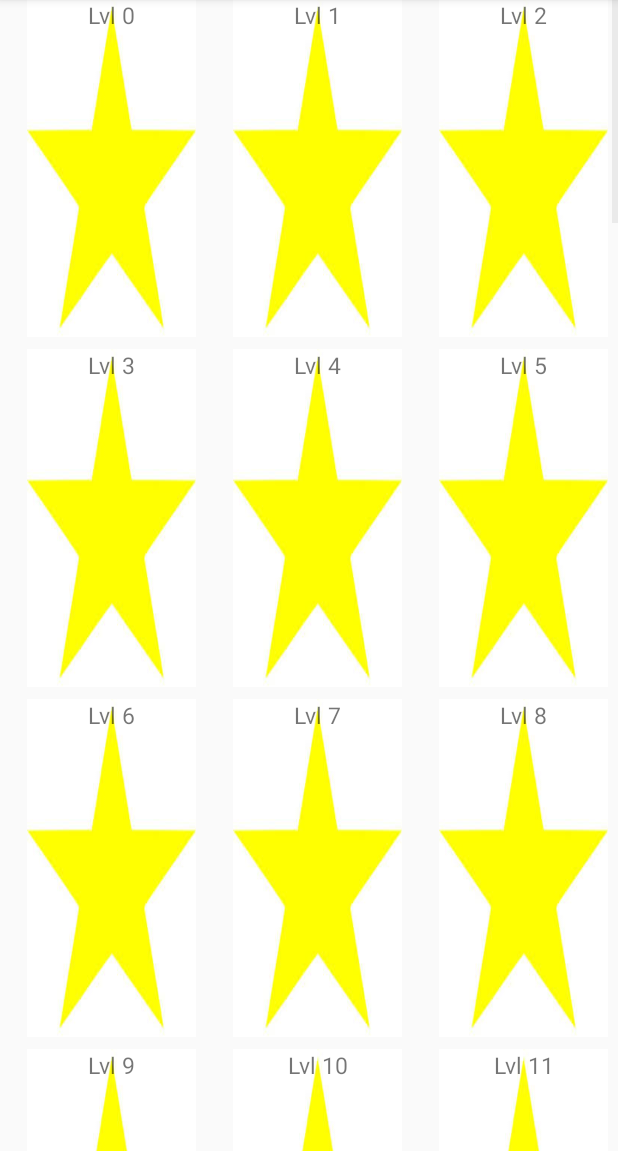
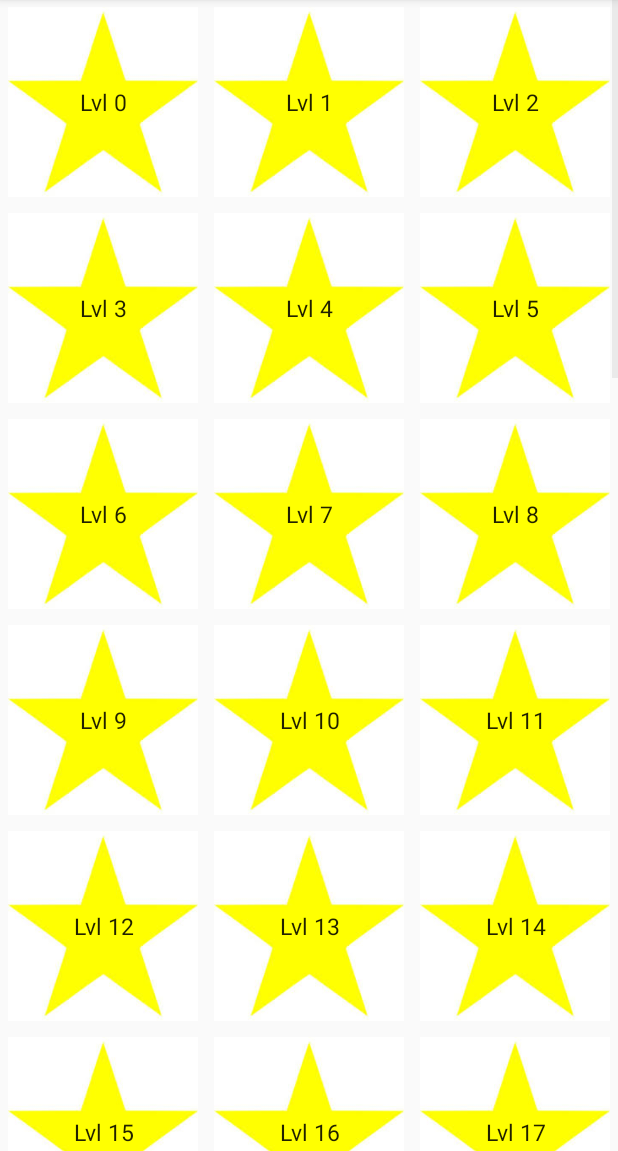
Before and after one commit to Kaatee/HitTheShape, an Android app: the ChoosLvlActivity screen opened directly, with no data from a screen before it, on a phone screen of 412 x 824 dp, the part 85-1236 px from its top. Run offline under Robolectric (Android 15) with nearby library versions, the phone set to English and light mode, and no system bars.

Commit message:
better choose lvl appearance

```diff
--- a/app/src/main/java/com/example/hittheshape/LevelsGridAdapter.java
+++ b/app/src/main/java/com/example/hittheshape/LevelsGridAdapter.java
@@ -1,6 +1,8 @@
 package com.example.hittheshape;
 
 import android.content.Context;
+import android.util.Log;
+import android.view.Display;
 import android.view.LayoutInflater;
 import android.view.View;
 import android.view.ViewGroup;
@@ -41,11 +43,18 @@ public class LevelsGridAdapter extends BaseAdapter {
             convertView = inflater.inflate(R.layout.row_item, null);
         }
 
-        //ImageView imageView = convertView.findViewById(R.id.image_view);
+        ImageView imageView = convertView.findViewById(R.id.image_view);
+        imageView.setImageResource(R.drawable.opened);
+
+        //int h = imageView.getLayoutParams().height;
+        //int w = imageView.getLayoutParams().width;
+
+        //Log.d("myLog", h+" "+w);
+
         TextView textView = convertView.findViewById(R.id.text_view);
 
-        //imageView.setImageResource(R.drawable.opened);
-        textView.setBackgroundResource(R.drawable.opened);
+        //textView.setBackgroundResource(R.drawable.opened);
+
         textView.setText("Lvl "+position);
 
         return convertView;
--- /dev/null
+++ b/app/src/main/java/com/example/hittheshape/SquareLayout.java
@@ -0,0 +1,26 @@
+package com.example.hittheshape;
+
+import android.content.Context;
+import android.util.AttributeSet;
+import android.widget.RelativeLayout;
+
+public class SquareLayout extends RelativeLayout {
+    public SquareLayout(Context context) {
+        super(context);
+    }
+
+
+    public SquareLayout(Context context, AttributeSet attrs, int defStyle) {
+        super(context, attrs, defStyle);
+    }
+
+    public SquareLayout(Context context, AttributeSet attrs) {
+        super(context, attrs);
+    }
+
+    @Override public void onMeasure(int widthMeasureSpec, int heightMeasureSpec) {
+        super.onMeasure(widthMeasureSpec, widthMeasureSpec);
+        int size = MeasureSpec.getSize(widthMeasureSpec);
+        setMeasuredDimension(size, size);
+    }
+}
--- a/app/src/main/res/layout/row_item.xml
+++ b/app/src/main/res/layout/row_item.xml
@@ -1,26 +1,29 @@
 <?xml version="1.0" encoding="utf-8"?>
-<LinearLayout
+<com.example.hittheshape.SquareLayout
     xmlns:android="http://schemas.android.com/apk/res/android"
-    xmlns:app="http://schemas.android.com/apk/res-auto"
-    xmlns:tools="http://schemas.android.com/tools"
-    android:layout_width="wrap_content"
-    android:layout_height="wrap_content"
+    android:layout_width="match_parent"
+    android:layout_height="match_parent"
     android:gravity="center"
-    android:orientation="vertical">
+    android:orientation="vertical"
+    android:padding="5dp">
+
+    <ImageView
+        android:id="@+id/image_view"
+        android:layout_width="wrap_content"
+        android:layout_height="wrap_content"
+        android:layout_centerHorizontal="true"
+        android:layout_centerVertical="true"/>
 
     <TextView
         android:id="@+id/text_view"
+        android:textSize="15sp"
         android:layout_width="wrap_content"
         android:layout_height="wrap_content"
-        android:layout_marginStart="15dp"
-        android:layout_marginEnd="9dp"
-        android:layout_marginBottom="8dp"
-        android:text="Lvl"
-        android:textAlignment="center"
-        android:textSize="15sp"
-        app:layout_constraintBottom_toBottomOf="parent"
-        app:layout_constraintEnd_toEndOf="parent"
-        app:layout_constraintStart_toStartOf="parent"
-        app:layout_constraintTop_toTopOf="parent" />
+        android:layout_alignLeft="@+id/image_view"
+        android:layout_alignRight="@+id/image_view"
+        android:layout_centerVertical="true"
+        android:text="TextView Text Above ImageView"
+        android:textAppearance="?android:attr/textAppearanceLarge"
+        android:gravity="center" />
 
-</LinearLayout>
+</com.example.hittheshape.SquareLayout>
--- a/app/src/main/res/values/colors.xml
+++ b/app/src/main/res/values/colors.xml
@@ -3,4 +3,5 @@
     <color name="colorPrimary">#008577</color>
     <color name="colorPrimaryDark">#00574B</color>
     <color name="colorAccent">#D81B60</color>
+    <color name="colorWhite">#FFFFFF</color>
 </resources>
```
Also changed, not shown: app/src/main/res/layout/activity_main.xml (+14 -1 lines), app/src/main/res/drawable-v24/logo.PNG (added).
